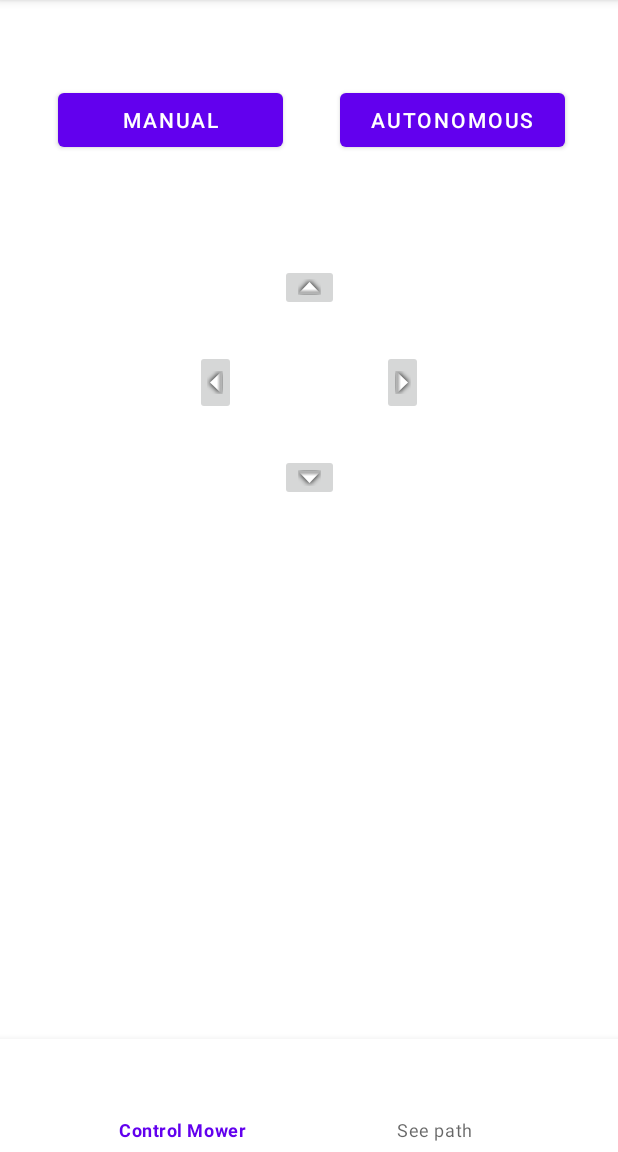
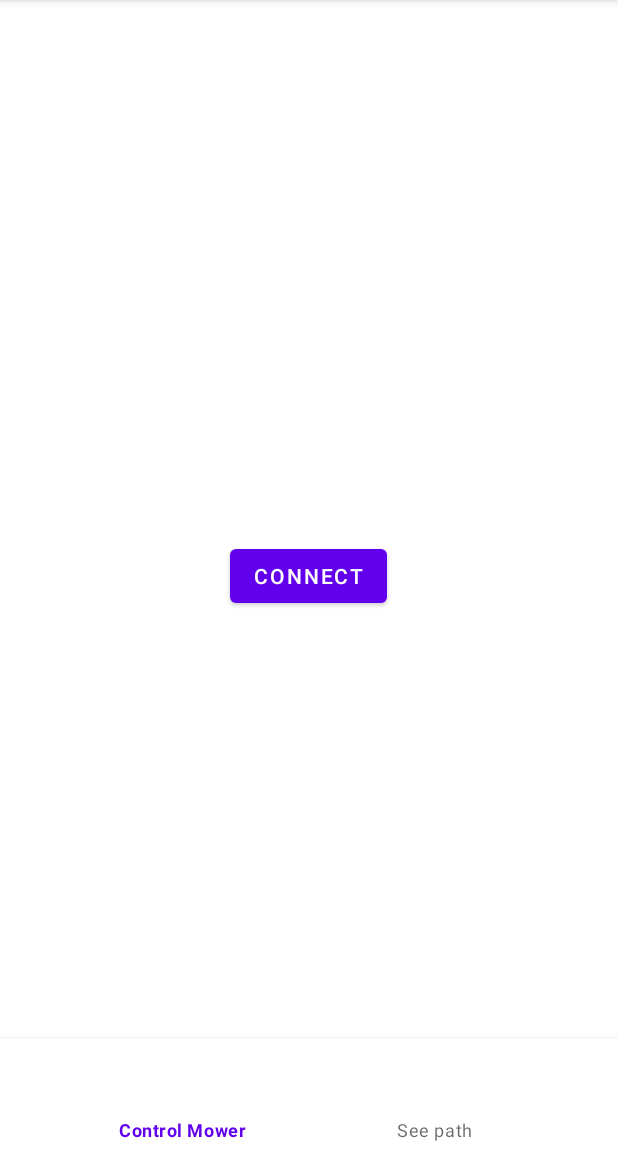
Before and after one commit to Adam-sturesson/Team-Thanos-IMS, an Android app: the screen it shows after launch (MainActivity), on a phone screen of 412 x 824 dp, the part 84-1236 px from its top. Run offline under Robolectric (Android 15) with nearby library versions, the phone set to English and light mode, and no system bars.

Commit message:
Refactored Connect screen to fragment

```diff
--- a/Mobile_Application/ImsThanosApplication/app/build.gradle
+++ b/Mobile_Application/ImsThanosApplication/app/build.gradle
@@ -48,6 +48,7 @@ dependencies {
     implementation 'androidx.viewpager:viewpager:1.0.0'
     //noinspection GradleCompatible
     implementation 'com.android.support:design:27.1.1'
+    implementation 'com.google.firebase:firebase-firestore-ktx:22.1.2'
     testImplementation 'junit:junit:4.+'
     androidTestImplementation 'androidx.test.ext:junit:1.1.1'
     androidTestImplementation 'androidx.test.espresso:espresso-core:3.2.0'
--- a/Mobile_Application/ImsThanosApplication/app/src/main/java/com/example/imsthanosapplication/ConnectionActivity.kt
+++ b/Mobile_Application/ImsThanosApplication/app/src/main/java/com/example/imsthanosapplication/ConnectionActivity.kt
@@ -28,7 +28,6 @@ class ConnectionActivity : AppCompatActivity() {
             val connection = BluetoothHandler(this)
             connection.execute()
 
-
         }
 
     }
@@ -36,7 +35,7 @@ class ConnectionActivity : AppCompatActivity() {
     fun btChangeActivity() {
         if (BTObject.connected) {
             timer.cancel()
-            val intent = Intent(this, MainActivity::class.java)
+            //val intent = Intent(this, MainActivity::class.java)
             startActivity(intent)
             finish()
         }
@@ -44,7 +43,4 @@ class ConnectionActivity : AppCompatActivity() {
 
         }
     }
-
-
-
 }
--- /dev/null
+++ b/Mobile_Application/ImsThanosApplication/app/src/main/java/com/example/imsthanosapplication/ui/fragments/ConnectionScreen.kt
@@ -0,0 +1,63 @@
+package com.example.imsthanosapplication.ui.fragments
+
+import android.content.Intent
+import android.os.Bundle
+import android.os.CountDownTimer
+import androidx.fragment.app.Fragment
+import android.view.LayoutInflater
+import android.view.View
+import android.view.ViewGroup
+import android.widget.Button
+import android.widget.TextView
+import androidx.fragment.app.replace
+import com.example.imsthanosapplication.BTObject
+import com.example.imsthanosapplication.BluetoothHandler
+import com.example.imsthanosapplication.R
+
+
+/**
+ * A simple [Fragment] subclass.
+ * Use the [Connection_fragment.newInstance] factory method to
+ * create an instance of this fragment.
+ */
+class ConnectionScreen : Fragment(R.layout.fragment_connection_screen) {
+    override fun onCreateView(
+        inflater: LayoutInflater, container: ViewGroup?,
+        savedInstanceState: Bundle?
+    ): View? {
+        // Inflate the layout for this fragment
+        val view = inflater.inflate(R.layout.fragment_connection_screen, container, false)
+        val targetFragment = MowerContoller()
+        var timer = object : CountDownTimer(15000, 1000) {
+            override fun onTick(millisUntilFinished: Long) {
+                btChangeFragment(this, targetFragment)
+            }
+            override fun onFinish() {
+                BTObject.progressDialog.dismiss()
+                view.findViewById<TextView>(R.id.errorTV).text = getString(R.string.tryAgain)
+            }
+        }
+        view.findViewById<Button>(R.id.connectBTN).setOnClickListener {
+            timer.start()
+            val connection = BluetoothHandler( requireContext())
+            connection.execute()
+        }
+        return view
+    }
+
+    fun btChangeFragment(timer:CountDownTimer, targetFragment: Fragment) {
+        if (BTObject.connected) {
+            timer.cancel()
+            activity?.supportFragmentManager?.beginTransaction()?.apply {
+                replace(R.id.active_fragment, targetFragment )
+                commit()
+            }
+        }
+        else{
+
+        }
+    }
+    companion object {
+
+    }
+}
--- a/Mobile_Application/ImsThanosApplication/app/src/main/java/com/example/imsthanosapplication/ui/main/MainActivity.kt
+++ b/Mobile_Application/ImsThanosApplication/app/src/main/java/com/example/imsthanosapplication/ui/main/MainActivity.kt
@@ -4,6 +4,7 @@ import androidx.appcompat.app.AppCompatActivity
 import android.os.Bundle
 import androidx.fragment.app.Fragment
 import com.example.imsthanosapplication.R
+import com.example.imsthanosapplication.ui.fragments.ConnectionScreen
 import com.google.android.material.bottomnavigation.BottomNavigationView
 import com.example.imsthanosapplication.ui.fragments.MowerContoller
 import com.example.imsthanosapplication.ui.fragments.MowerPath
@@ -17,12 +18,14 @@ class MainActivity : AppCompatActivity() {
         super.onCreate(savedInstanceState)
         setContentView(R.layout.activity_main)
 
+        val connectionScreenFragment =
+            ConnectionScreen()
         val mowerControllerFragment=
             MowerContoller()
         val mowerPathFragment=
             MowerPath()
 
-        setCurrentFragment(mowerControllerFragment)
+        setCurrentFragment(connectionScreenFragment)
         val navigation : BottomNavigationView = findViewById(R.id.bottomNavigationView)
         navigation.setOnNavigationItemSelectedListener {
             when(it.itemId){
--- /dev/null
+++ b/Mobile_Application/ImsThanosApplication/app/src/main/res/layout/fragment_connection_screen.xml
@@ -0,0 +1,34 @@
+<?xml version="1.0" encoding="utf-8"?>
+<FrameLayout xmlns:android="http://schemas.android.com/apk/res/android"
+    xmlns:tools="http://schemas.android.com/tools"
+    android:layout_width="match_parent"
+    android:layout_height="match_parent"
+    tools:context=".ui.fragments.Connection_fragment">
+    <LinearLayout xmlns:android="http://schemas.android.com/apk/res/android"
+        xmlns:app="http://schemas.android.com/apk/res-auto"
+        xmlns:tools="http://schemas.android.com/tools"
+        android:layout_width="match_parent"
+        android:orientation="vertical"
+        android:gravity="center"
+        android:layout_height="match_parent"
+        tools:context=".ConnectionActivity">
+
+        <TextView
+            android:id="@+id/errorTV"
+            android:layout_width="match_parent"
+            android:layout_height="wrap_content"
+            android:text=""
+            android:textColor="#F00"
+            tools:ignore="MissingConstraints" />
+
+        <Button
+            android:id="@+id/connectBTN"
+            android:layout_width="wrap_content"
+            android:layout_height="wrap_content"
+            android:layout_gravity="center_horizontal"
+            android:gravity="center_vertical"
+            android:text="Connect"
+            tools:ignore="MissingConstraints" />
+    </LinearLayout>
+
+</FrameLayout>
--- a/Mobile_Application/ImsThanosApplication/app/src/main/res/values/strings.xml
+++ b/Mobile_Application/ImsThanosApplication/app/src/main/res/values/strings.xml
@@ -9,4 +9,5 @@
     <string name="backward">backward</string>
     <string name="mowerController">Control Mower</string>
     <string name="mowerPath">See path</string>
+    <string name="tryAgain">Please try again</string>
 </resources>
```
